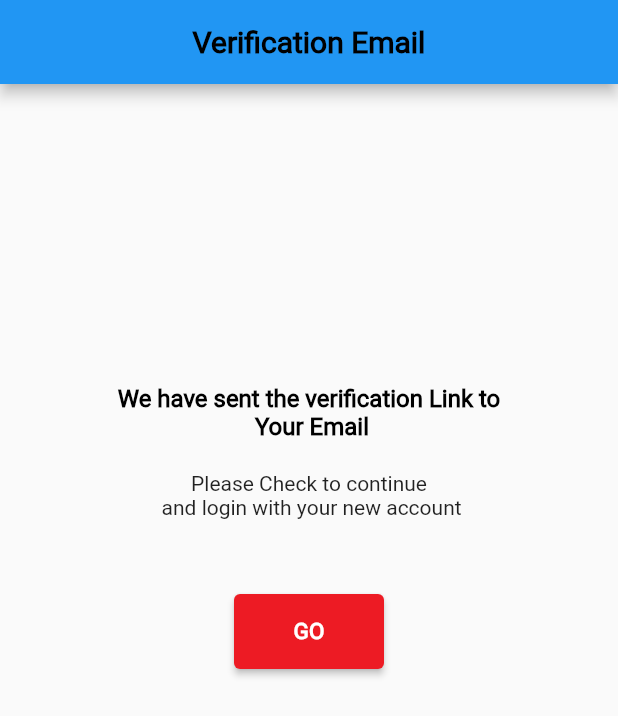
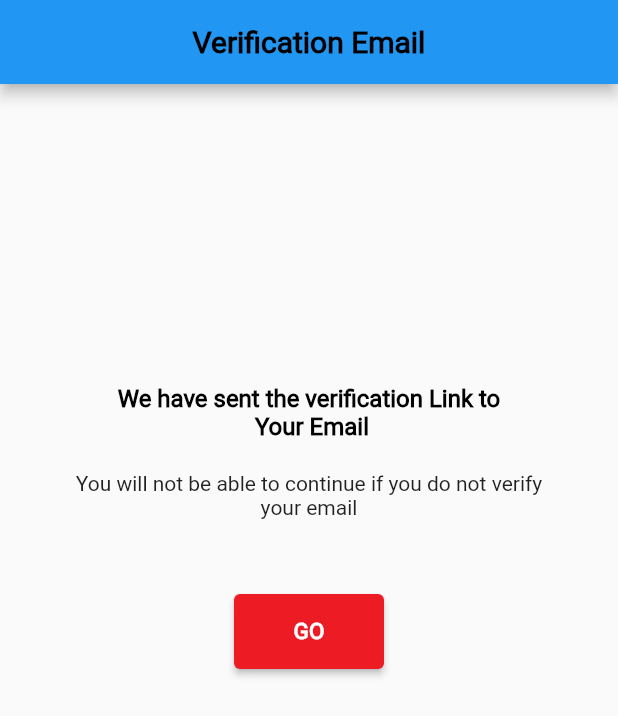
Before and after one commit to aliabdelnaby/clutch-2, a Flutter app: the VerificationCodePage screen opened by its route, on a phone screen of 412 x 824 dp. Shown: the top 716 px of the screen. Run offline on Flutter 3.47's test engine with Material 2 defaults, Android fonts, the light colour scheme and no system bars; our stand-ins replace firebase_auth, firebase_core, flutter_bloc, flutter_svg, fluttertoast, font_awesome_flutter and 6 more; accounts and stored records are empty.

Commit message:
check email verified & disiable sign in google

```diff
--- a/lib/features/auth/presentation/views/verification_code.dart
+++ b/lib/features/auth/presentation/views/verification_code.dart
@@ -32,7 +32,7 @@ class VerificationCodePage extends StatelessWidget {
             const SizedBox(height: 20),
             const Align(
               child: Text(
-                'Please Check to continue \n and login with your new account',
+                'You will not be able to continue if you do not verify your email',
                 textAlign: TextAlign.center,
               ),
             ),
--- a/lib/features/auth/presentation/widgets/sign_up_options_buttons/signup_google.dart
+++ b/lib/features/auth/presentation/widgets/sign_up_options_buttons/signup_google.dart
@@ -6,7 +6,6 @@ import '../../../../../core/utils/app_text_style.dart';
 import 'package:firebase_auth/firebase_auth.dart';
 import 'package:flutter/material.dart';
 import 'package:google_sign_in/google_sign_in.dart';
-
 
 class SignUpGoogle extends StatefulWidget {
   const SignUpGoogle({
@@ -43,7 +42,7 @@ class _SignUpGoogleState extends State<SignUpGoogle> {
       children: [
         ElevatedButton(
           onPressed: () {
-            signInWithGoogle();
+            // signInWithGoogle();
           },
           onHover: (value) {
             setState(() {
--- a/lib/features/home/presentation/views/home_page.dart
+++ b/lib/features/home/presentation/views/home_page.dart
@@ -41,9 +41,7 @@ class HomePage extends StatelessWidget {
           child: Column(
             children: [
               const SizedBox(height: 200),
-              FirebaseAuth.instance.currentUser!.emailVerified
-                  ? const Text('Welcome')
-                  : const Text("Please verify your email first"),
+              const Text('Welcome'),
               IconButton(
                 onPressed: () {
                   FirebaseAuth.instance.signOut();
@@ -52,7 +50,7 @@ class HomePage extends StatelessWidget {
                 icon: const Icon(
                   Icons.logout,
                 ),
-              )
+              ),
             ],
           ),
         ),
```
Also changed, not shown: lib/features/add_car/views/add_your_car_view.dart (+12 -0 lines), lib/features/auth/presentation/widgets/custom_login_form.dart (+7 -2 lines), lib/features/splash/presentation/views/splash_view.dart (+4 -4 lines).
